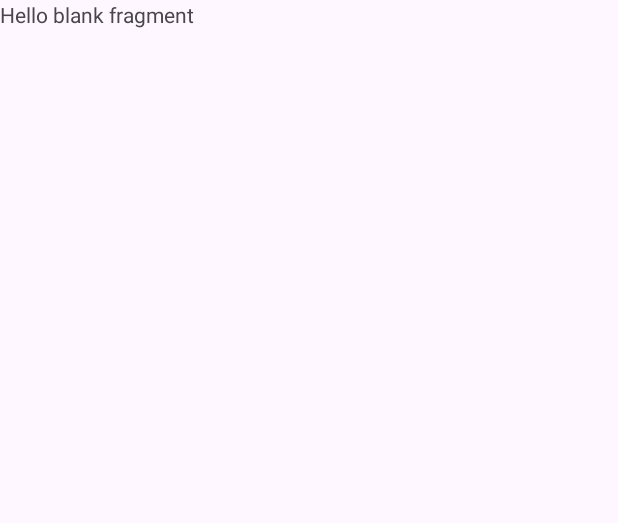
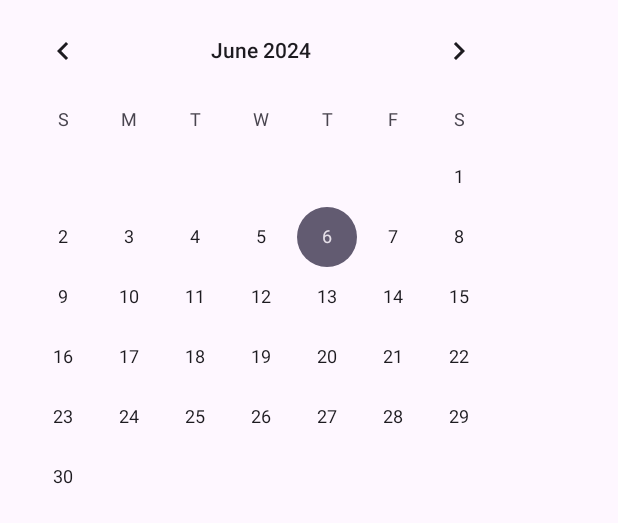
Before and after one commit to renan-cavalcante/PM_Diario, an Android app: the layout fragment_calendario.xml on its own in the app's theme, with its tools: preview values and no code run, on a phone screen of 412 x 824 dp. Shown: the top 523 px of the screen. Run offline under Robolectric (Android 15) with nearby library versions, the phone set to English and light mode, and no system bars.

```diff
--- a/app/src/main/res/layout/fragment_calendario.xml
+++ b/app/src/main/res/layout/fragment_calendario.xml
@@ -3,12 +3,10 @@
     xmlns:tools="http://schemas.android.com/tools"
     android:layout_width="match_parent"
     android:layout_height="match_parent"
-    tools:context=".CalendarioFragment">
+    tools:context=".CalendarioFragment" >
 
-    <!-- TODO: Update blank fragment layout -->
-    <TextView
-        android:layout_width="match_parent"
-        android:layout_height="match_parent"
-        android:text="@string/hello_blank_fragment" />
-
+    <CalendarView
+        android:id="@+id/calendarView"
+        android:layout_width="wrap_content"
+        android:layout_height="wrap_content" />
 </FrameLayout>
--- a/app/src/main/res/menu/principal_menu.xml
+++ b/app/src/main/res/menu/principal_menu.xml
@@ -1,7 +1,7 @@
 <?xml version="1.0" encoding="utf-8"?>
 <menu xmlns:android="http://schemas.android.com/apk/res/android">
     <item
-        android:id="@+id/navigation_home"
+        android:id="@+id/item_diario"
         android:icon="@drawable/ic_home"
         android:title="Diário" />
 
```
Also changed, not shown: app/src/main/java/com/example/pm_diario/CalendarioFragment.java (+0 -45 lines), app/src/main/java/com/example/pm_diario/MainActivity.java (+28 -26 lines).
